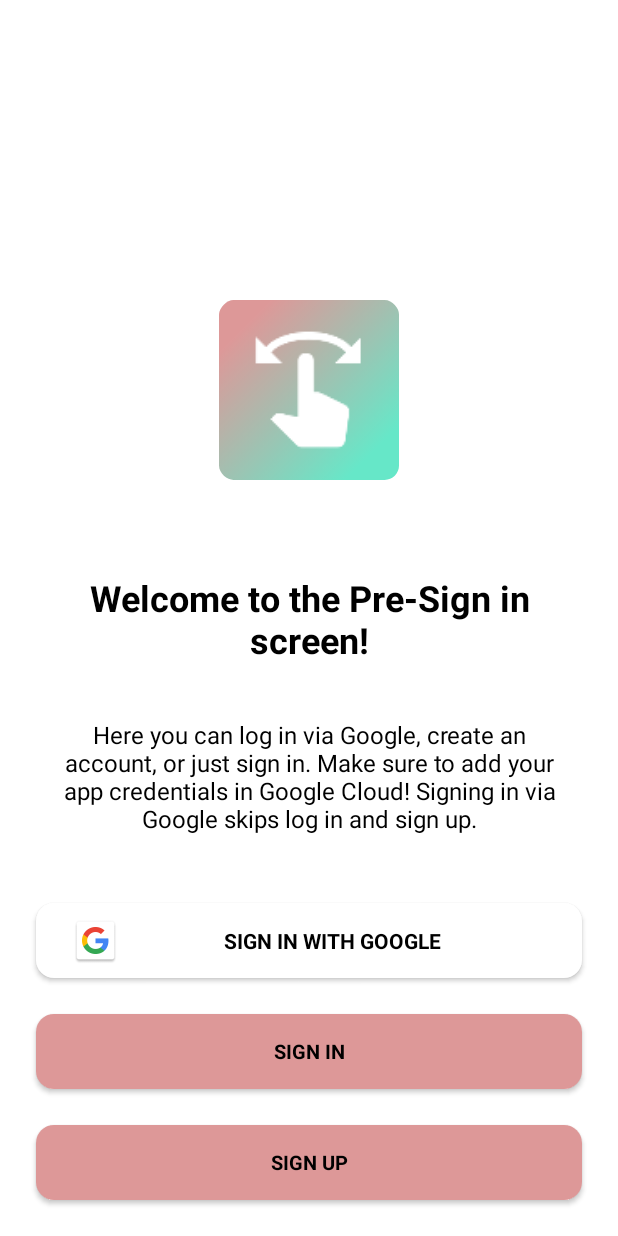
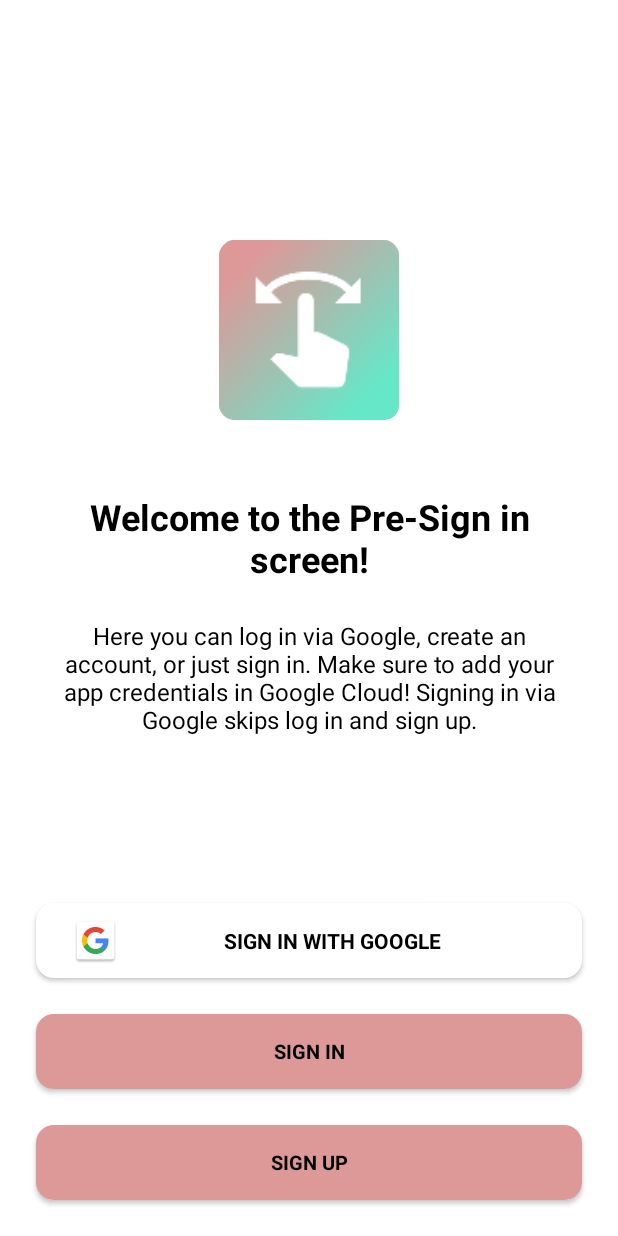
Before and after one commit to ksr-dev/onboarding-mvvm-template, an Android app: the PreSignInFragment screen opened through its navigation route, on a phone screen of 412 x 824 dp. Run offline under Robolectric (Android 15) with nearby library versions, the phone set to English and light mode, and no system bars; our stand-ins replace Dagger/Hilt's generated code; 1 statement that could not run was skipped.

Commit message:
Refactor, improve styling

```diff
--- a/app/src/main/java/ee/ksr/template/ui/home/HomeFragment.kt
+++ b/app/src/main/java/ee/ksr/template/ui/home/HomeFragment.kt
@@ -17,6 +17,7 @@ class HomeFragment : Fragment() {
     // onDestroyView.
     private val binding get() = _binding!!
 
+    @Suppress("UNUSED_VARIABLE")
     override fun onCreate(savedInstanceState: Bundle?) {
         super.onCreate(savedInstanceState)
         val callback = requireActivity().onBackPressedDispatcher.addCallback(this) {
--- a/app/src/main/java/ee/ksr/template/ui/signin/PreSignInFragment.kt
+++ b/app/src/main/java/ee/ksr/template/ui/signin/PreSignInFragment.kt
@@ -80,22 +80,29 @@ class PreSignInFragment : Fragment() {
     }
 
     private fun initViews() {
-        val hasGoogleSignIn = args.hasGoogleSignIn
-        if (hasGoogleSignIn) {
+        if (args.hasGoogleSignIn) {
             binding.signInGoogleButton.setOnClickListener {
                 startSignInWithGoogle()
             }
         } else {
             binding.signInGoogleButton.visibility = View.GONE
         }
-
-        binding.signInButton.setOnClickListener {
-            val action = PreSignInFragmentDirections.actionPreSignInFragmentToSignInFragment()
-            findNavController().navigate(action)
+        if (args.hasSignIn) {
+            binding.signInButton.setOnClickListener {
+                val action = PreSignInFragmentDirections.actionPreSignInFragmentToSignInFragment()
+                findNavController().navigate(action)
+            }
+        } else {
+            binding.signInButton.visibility = View.GONE
         }
-        binding.signUpButton.setOnClickListener {
-            val action = PreSignInFragmentDirections.actionPreSignInFragmentToUserCreationFragment()
-            findNavController().navigate(action)
+        if (args.hasSignUp) {
+            binding.signUpButton.setOnClickListener {
+                val action =
+                    PreSignInFragmentDirections.actionPreSignInFragmentToUserCreationFragment()
+                findNavController().navigate(action)
+            }
+        } else {
+            binding.signUpButton.visibility = View.GONE
         }
     }
 
@@ -103,6 +110,7 @@ class PreSignInFragment : Fragment() {
         val action = PreSignInFragmentDirections.actionPreSignInFragmentToHomeFragment()
         findNavController().navigate(action)
     }
+
     private fun startSignInWithGoogle() {
         val signInIntent: Intent = mGoogleSignInClient.signInIntent
         googleSignInResultLauncher.launch(signInIntent)
--- a/app/src/main/java/ee/ksr/template/usecases/LoginUseCase.kt
+++ b/app/src/main/java/ee/ksr/template/usecases/LoginUseCase.kt
@@ -7,6 +7,7 @@ import javax.inject.Inject
 
 class LoginUseCase @Inject constructor(private val userRepository: UserRepository) {
 
+    @Suppress("UNUSED_PARAMETER")
     suspend fun login(userName: String, password: String): LoginData? {
         delay(1500) // to simulate loading times for fetching data from BE
         return userRepository.finalizeLogin(userName, false)
--- a/app/src/main/res/layout/fragment_pre_sign_in.xml
+++ b/app/src/main/res/layout/fragment_pre_sign_in.xml
@@ -10,7 +10,7 @@
         android:id="@+id/image"
         android:layout_width="@dimen/size_120"
         android:layout_height="@dimen/size_120"
-        android:layout_marginTop="@dimen/size_200"
+        android:layout_marginTop="@dimen/size_160"
         android:src="@mipmap/ic_launcher_round"
         app:layout_constraintEnd_toEndOf="parent"
         app:layout_constraintStart_toStartOf="parent"
@@ -23,11 +23,11 @@
         android:layout_height="wrap_content"
         android:layout_marginStart="@dimen/size_36"
         android:layout_marginEnd="@dimen/size_36"
+        android:layout_marginTop="@dimen/size_48"
         android:text="@string/welcome_pre_sign_in"
-        app:layout_constraintBottom_toBottomOf="parent"
         app:layout_constraintEnd_toEndOf="parent"
         app:layout_constraintStart_toStartOf="parent"
-        app:layout_constraintTop_toTopOf="parent" />
+        app:layout_constraintTop_toBottomOf="@id/image" />
 
     <androidx.appcompat.widget.AppCompatTextView
         android:id="@+id/body"
@@ -35,7 +35,7 @@
         android:layout_width="match_parent"
         android:layout_height="wrap_content"
         android:layout_marginStart="@dimen/size_36"
-        android:layout_marginTop="@dimen/size_36"
+        android:layout_marginTop="@dimen/size_24"
         android:layout_marginEnd="@dimen/size_36"
         android:text="@string/welcome_pre_sign_in_body"
         app:layout_constraintEnd_toEndOf="parent"
--- a/app/src/main/res/navigation/nav_graph.xml
+++ b/app/src/main/res/navigation/nav_graph.xml
@@ -44,6 +44,14 @@
             android:name="hasGoogleSignIn"
             app:argType="boolean"
             android:defaultValue="true" />
+        <argument
+            android:name="hasSignIn"
+            app:argType="boolean"
+            android:defaultValue="true" />
+        <argument
+            android:name="hasSignUp"
+            app:argType="boolean"
+            android:defaultValue="true" />
         <action
             android:id="@+id/action_preSignInFragment_to_homeFragment"
             app:destination="@id/homeFragment" />
@@ -78,10 +86,6 @@
         android:id="@+id/passwordFragment"
         android:name="ee.ksr.template.ui.signup.PasswordFragment"
         android:label="PasswordFragment" >
-        <argument
-            android:name="needsConfirm"
-            app:argType="boolean"
-            android:defaultValue="true" />
         <action
             android:id="@+id/action_passwordFragment_to_homeFragment"
             app:destination="@id/homeFragment" />
```
Also changed, not shown: app/src/main/java/ee/ksr/template/ui/signup/PasswordFragment.kt (+0 -8 lines).
